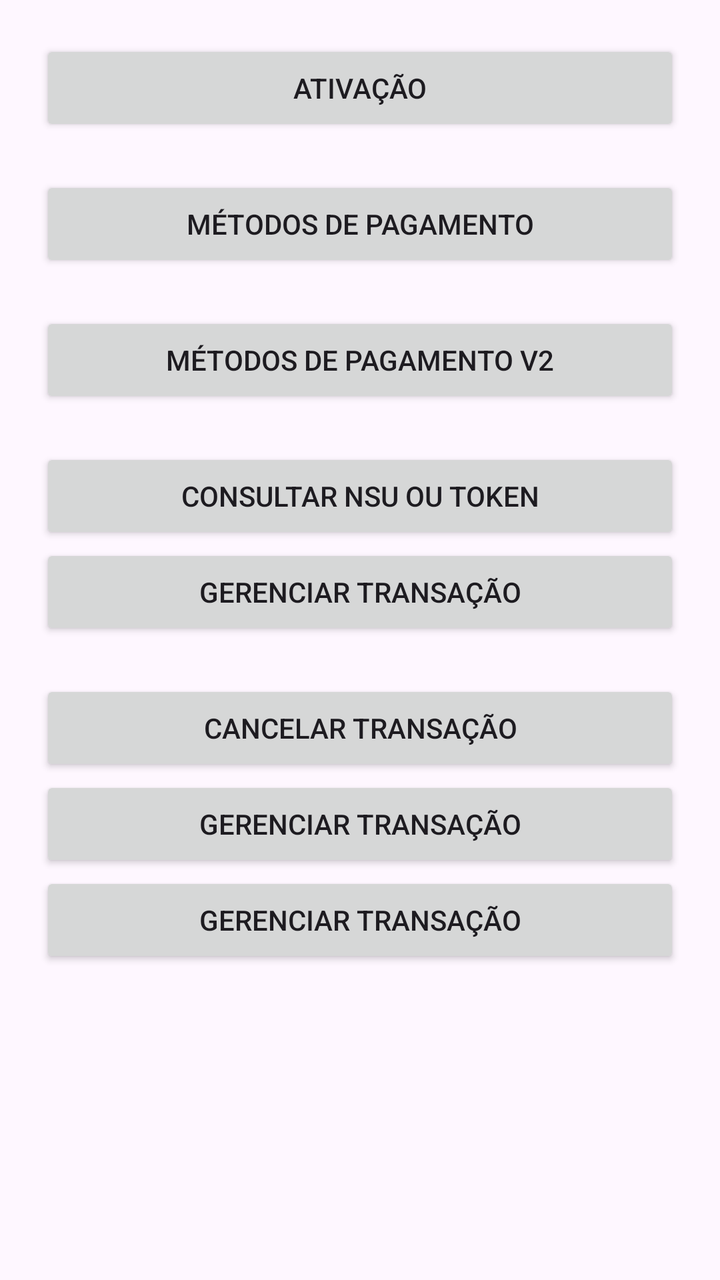
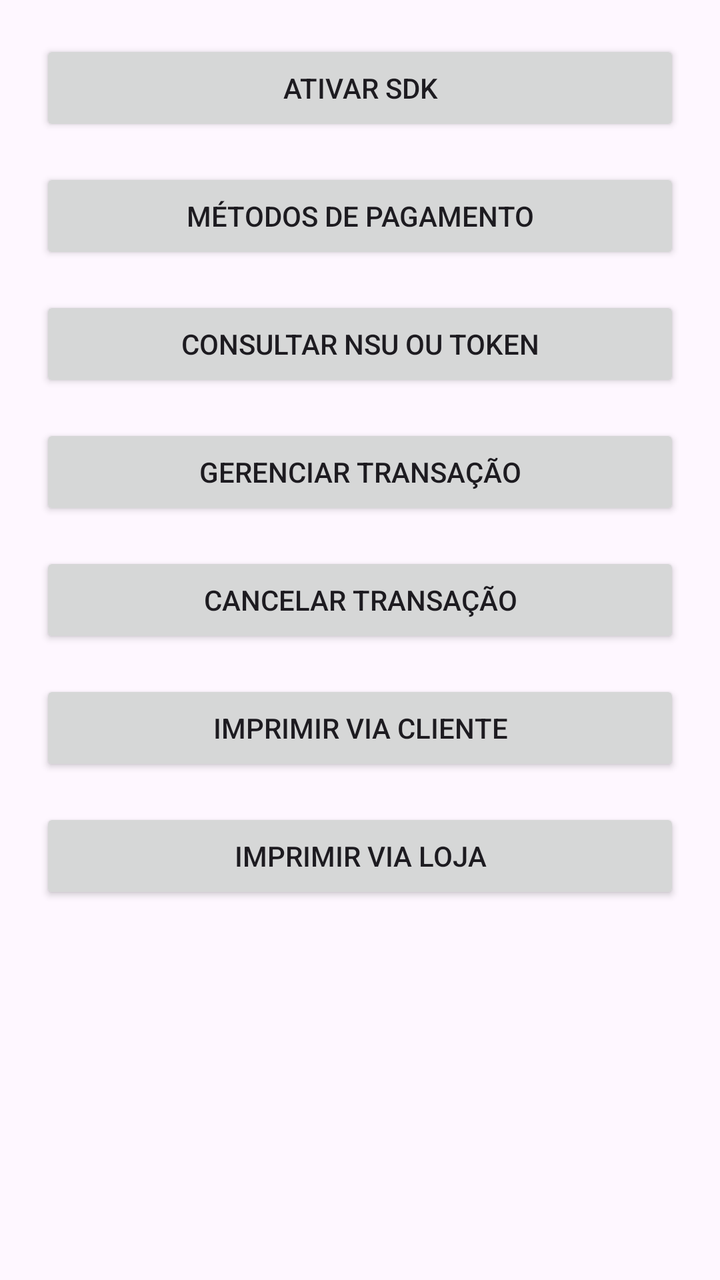

Before-and-after screenshots of an Android layout around one commit, followed by the original layout XML and the change that was made.
<!-- AndroidManifest.xml: application theme Theme.PaykitTestSDKJava -->
<!-- res/layout/activity_main.xml -->
<?xml version="1.0" encoding="utf-8"?>
<androidx.constraintlayout.widget.ConstraintLayout xmlns:android="http://schemas.android.com/apk/res/android"
    xmlns:app="http://schemas.android.com/apk/res-auto"
    xmlns:tools="http://schemas.android.com/tools"
    android:id="@+id/main"
    android:layout_width="match_parent"
    android:layout_height="match_parent"
    tools:context=".MainActivity">

    <Button
        android:id="@+id/btnActivation"
        android:layout_width="match_parent"
        android:layout_height="wrap_content"
        android:text="Ativação"
        android:layout_margin="20dp"
        app:layout_constraintEnd_toEndOf="parent"
        app:layout_constraintStart_toStartOf="parent"
        app:layout_constraintTop_toTopOf="parent" />


    <Button
        android:id="@+id/btnPaymentTypes"
        android:layout_width="match_parent"
        android:layout_height="wrap_content"
        android:layout_margin="20dp"
        android:text="Métodos de Pagamento"
        app:layout_constraintEnd_toEndOf="parent"
        app:layout_constraintHorizontal_bias="0.4"
        app:layout_constraintStart_toStartOf="parent"
        app:layout_constraintTop_toBottomOf="@+id/btnActivation" />

    <Button
        android:id="@+id/btnPaymentTypesV2"
        android:layout_width="match_parent"
        android:layout_height="wrap_content"
        android:layout_margin="20dp"
        android:text="Métodos de Pagamento V2"
        app:layout_constraintEnd_toEndOf="parent"
        app:layout_constraintHorizontal_bias="0.4"
        app:layout_constraintStart_toStartOf="parent"
        app:layout_constraintTop_toBottomOf="@+id/btnPaymentTypes" />

    <Button
        android:id="@+id/btnGetNsuOrToken"
        android:layout_width="match_parent"
        android:layout_height="wrap_content"
        android:layout_margin="20dp"
        android:text="Consultar NSU ou TOKEN"
        app:layout_constraintEnd_toEndOf="parent"
        app:layout_constraintHorizontal_bias="0.4"
        app:layout_constraintStart_toStartOf="parent"
        app:layout_constraintTop_toBottomOf="@+id/btnPaymentTypesV2" />

    <Button
        android:id="@+id/btnManageTransaction"
        android:layout_width="match_parent"
        android:layout_height="wrap_content"
        android:layout_marginStart="20dp"
        android:layout_marginEnd="20dp"
        android:text="Gerenciar Transação"
        app:layout_constraintEnd_toEndOf="parent"
        app:layout_constraintStart_toStartOf="parent"
        app:layout_constraintTop_toBottomOf="@+id/btnGetNsuOrToken" />

    <Button
        android:id="@+id/btnCancelTransaction"
        android:layout_width="match_parent"
        android:layout_height="wrap_content"
        android:layout_margin="20dp"
        android:layout_marginTop="59dp"
        android:text="Cancelar Transação"
        app:layout_constraintEnd_toEndOf="parent"
        app:layout_constraintHorizontal_bias="0.4"
        app:layout_constraintStart_toStartOf="parent"
        app:layout_constraintTop_toBottomOf="@+id/btnManageTransaction" />

    <Button
        android:id="@+id/btnPrintCustomerReceipt"
        android:layout_width="match_parent"
        android:layout_height="wrap_content"
        android:layout_marginStart="20dp"
        android:layout_marginEnd="20dp"
        android:text="Gerenciar Transação"
        app:layout_constraintEnd_toEndOf="parent"
        app:layout_constraintStart_toStartOf="parent"
        app:layout_constraintTop_toBottomOf="@+id/btnCancelTransaction" />

    <Button
        android:id="@+id/btnPrintStoreReceipt"
        android:layout_width="match_parent"
        android:layout_height="wrap_content"
        android:layout_marginStart="20dp"
        android:layout_marginEnd="20dp"
        android:text="Gerenciar Transação"
        app:layout_constraintEnd_toEndOf="parent"
        app:layout_constraintStart_toStartOf="parent"
        app:layout_constraintTop_toBottomOf="@+id/btnPrintCustomerReceipt" />

</androidx.constraintlayout.widget.ConstraintLayout>
<!-- resources referenced by this layout -->
<resources>
  <style name="Theme.PaykitTestSDKJava" parent="Base.Theme.PaykitTestSDKJava" />
  <style name="Base.Theme.PaykitTestSDKJava" parent="Theme.Material3.DayNight.NoActionBar">
          
          
      </style>
</resources>

<!-- the commit's change to res/layout/activity_main.xml (unified diff, before → after) -->
@@ -1,99 +1,104 @@
 <?xml version="1.0" encoding="utf-8"?>
-<androidx.constraintlayout.widget.ConstraintLayout xmlns:android="http://schemas.android.com/apk/res/android"
-    xmlns:app="http://schemas.android.com/apk/res-auto"
+<ScrollView xmlns:android="http://schemas.android.com/apk/res/android"
     xmlns:tools="http://schemas.android.com/tools"
     android:id="@+id/main"
     android:layout_width="match_parent"
     android:layout_height="match_parent"
     tools:context=".MainActivity">
 
-    <Button
-        android:id="@+id/btnActivation"
+    <LinearLayout
         android:layout_width="match_parent"
         android:layout_height="wrap_content"
-        android:text="Ativação"
-        android:layout_margin="20dp"
-        app:layout_constraintEnd_toEndOf="parent"
-        app:layout_constraintStart_toStartOf="parent"
-        app:layout_constraintTop_toTopOf="parent" />
+        android:orientation="vertical"
+        android:padding="20dp"
+        android:paddingBottom="40dp">
 
+        <Button
+            android:id="@+id/btnActivation"
+            android:layout_width="match_parent"
+            android:layout_height="wrap_content"
+            android:text="Ativar SDK"
+            android:layout_marginBottom="16dp" />
 
-    <Button
-        android:id="@+id/btnPaymentTypes"
-        android:layout_width="match_parent"
-        android:layout_height="wrap_content"
-        android:layout_margin="20dp"
-        android:text="Métodos de Pagamento"
-        app:layout_constraintEnd_toEndOf="parent"
-        app:layout_constraintHorizontal_bias="0.4"
-        app:layout_constraintStart_toStartOf="parent"
-        app:layout_constraintTop_toBottomOf="@+id/btnActivation" />
+        <Button
+            android:id="@+id/btnPaymentTypes"
+            android:layout_width="match_parent"
+            android:layout_height="wrap_content"
+            android:text="Métodos de Pagamento"
+            android:layout_marginBottom="16dp" />
 
-    <Button
-        android:id="@+id/btnPaymentTypesV2"
-        android:layout_width="match_parent"
-        android:layout_height="wrap_content"
-        android:layout_margin="20dp"
-        android:text="Métodos de Pagamento V2"
-        app:layout_constraintEnd_toEndOf="parent"
-        app:layout_constraintHorizontal_bias="0.4"
-        app:layout_constraintStart_toStartOf="parent"
-        app:layout_constraintTop_toBottomOf="@+id/btnPaymentTypes" />
+        <Button
+            android:id="@+id/btnGetNsuOrToken"
+            android:layout_width="match_parent"
+            android:layout_height="wrap_content"
+            android:text="Consultar NSU ou TOKEN"
+            android:layout_marginBottom="16dp" />
 
-    <Button
-        android:id="@+id/btnGetNsuOrToken"
-        android:layout_width="match_parent"
-        android:layout_height="wrap_content"
-        android:layout_margin="20dp"
-        android:text="Consultar NSU ou TOKEN"
-        app:layout_constraintEnd_toEndOf="parent"
-        app:layout_constraintHorizontal_bias="0.4"
-        app:layout_constraintStart_toStartOf="parent"
-        app:layout_constraintTop_toBottomOf="@+id/btnPaymentTypesV2" />
+        <Button
+            android:id="@+id/btnManageTransaction"
+            android:layout_width="match_parent"
+            android:layout_height="wrap_content"
+            android:text="Gerenciar Transação"
+            android:layout_marginBottom="16dp" />
 
-    <Button
-        android:id="@+id/btnManageTransaction"
-        android:layout_width="match_parent"
-        android:layout_height="wrap_content"
-        android:layout_marginStart="20dp"
-        android:layout_marginEnd="20dp"
-        android:text="Gerenciar Transação"
-        app:layout_constraintEnd_toEndOf="parent"
-        app:layout_constraintStart_toStartOf="parent"
-        app:layout_constraintTop_toBottomOf="@+id/btnGetNsuOrToken" />
+        <Button
+            android:id="@+id/btnCancelTransaction"
+            android:layout_width="match_parent"
+            android:layout_height="wrap_content"
+            android:text="Cancelar Transação"
+            android:layout_marginBottom="16dp" />
 
-    <Button
-        android:id="@+id/btnCancelTransaction"
-        android:layout_width="match_parent"
-        android:layout_height="wrap_content"
-        android:layout_margin="20dp"
-        android:layout_marginTop="59dp"
-        android:text="Cancelar Transação"
-        app:layout_constraintEnd_toEndOf="parent"
-        app:layout_constraintHorizontal_bias="0.4"
-        app:layout_constraintStart_toStartOf="parent"
-        app:layout_constraintTop_toBottomOf="@+id/btnManageTransaction" />
+        <Button
+            android:id="@+id/btnPrintCustomerReceipt"
+            android:layout_width="match_parent"
+            android:layout_height="wrap_content"
+            android:text="Imprimir Via Cliente"
+            android:layout_marginBottom="16dp" />
 
-    <Button
-        android:id="@+id/btnPrintCustomerReceipt"
-        android:layout_width="match_parent"
-        android:layout_height="wrap_content"
-        android:layout_marginStart="20dp"
-        android:layout_marginEnd="20dp"
-        android:text="Gerenciar Transação"
-        app:layout_constraintEnd_toEndOf="parent"
-        app:layout_constraintStart_toStartOf="parent"
-        app:layout_constraintTop_toBottomOf="@+id/btnCancelTransaction" />
+        <Button
+            android:id="@+id/btnPrintStoreReceipt"
+            android:layout_width="match_parent"
+            android:layout_height="wrap_content"
+            android:text="Imprimir Via Loja"
+            android:layout_marginBottom="16dp" />
 
-    <Button
-        android:id="@+id/btnPrintStoreReceipt"
-        android:layout_width="match_parent"
-        android:layout_height="wrap_content"
-        android:layout_marginStart="20dp"
-        android:layout_marginEnd="20dp"
-        android:text="Gerenciar Transação"
-        app:layout_constraintEnd_toEndOf="parent"
-        app:layout_constraintStart_toStartOf="parent"
-        app:layout_constraintTop_toBottomOf="@+id/btnPrintCustomerReceipt" />
+        <LinearLayout
+            android:id="@+id/layoutResult"
+            android:layout_width="match_parent"
+            android:layout_height="wrap_content"
+            android:orientation="vertical"
+            android:background="#DDDDDD"
+            android:padding="16dp"
+            android:visibility="gone">
 
-</androidx.constraintlayout.widget.ConstraintLayout>
+            <TextView
+                android:id="@+id/tvResultTitle"
+                android:layout_width="match_parent"
+                android:layout_height="wrap_content"
+                android:text="Resultado da Operação:"
+                android:textStyle="bold"
+                android:textSize="16sp"
+                android:textColor="@android:color/black" />
+
+            <TextView
+                android:id="@+id/tvResultStatus"
+                android:layout_width="match_parent"
+                android:layout_height="wrap_content"
+                android:layout_marginTop="4dp"
+                android:textSize="14sp"
+                android:textColor="@android:color/black" />
+
+            <TextView
+                android:id="@+id/tvResultMessage"
+                android:layout_width="match_parent"
+                android:layout_height="wrap_content"
+                android:layout_marginTop="4dp"
+                android:textSize="14sp"
+                android:textColor="@android:color/black"
+                android:visibility="gone" />
+
+        </LinearLayout>
+
+    </LinearLayout>
+
+</ScrollView>
